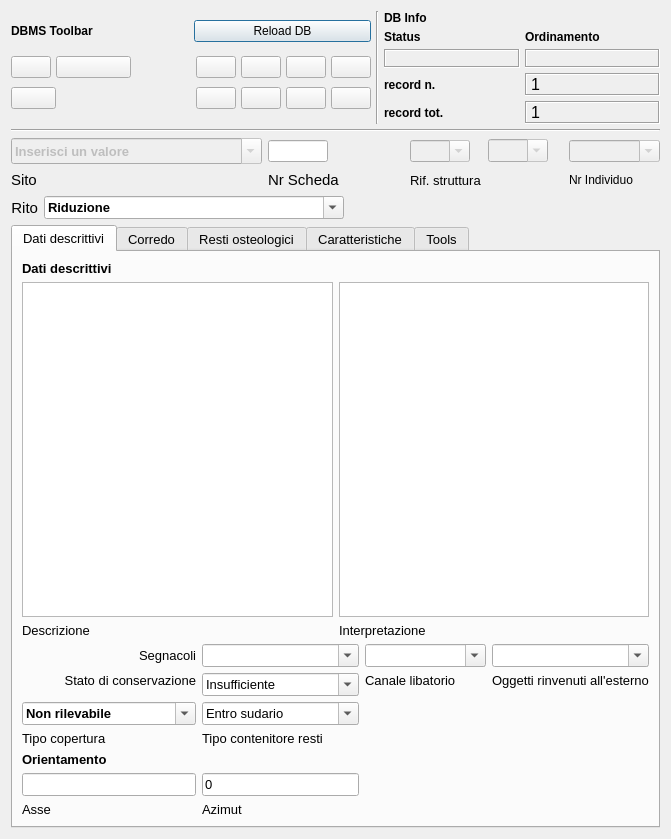
Qt form pyarchinit/modules/gui/pyarchinit_Tafonomia_ui.ui (mandoluca/pyarchinit_beta_test) before a commit.
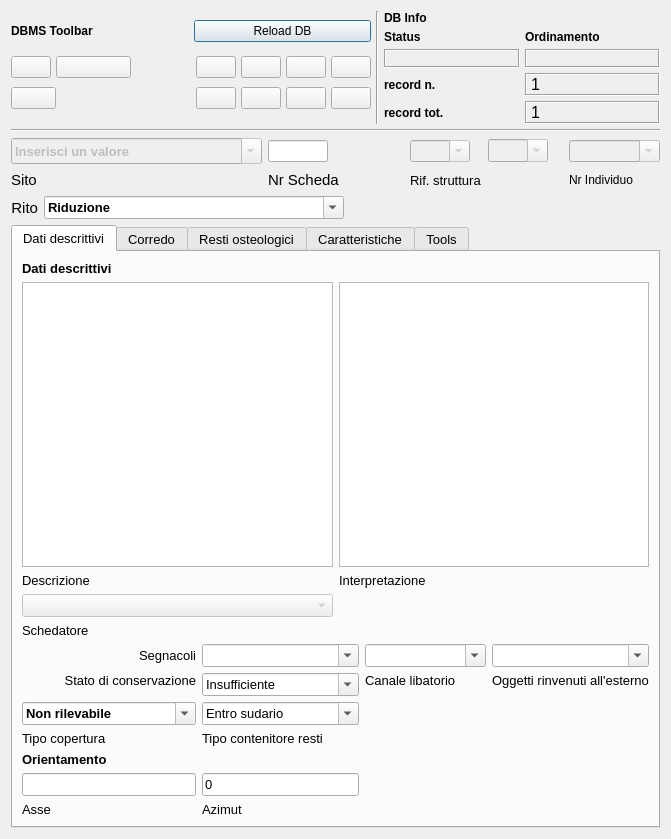
The same form after that commit. The open tabs and pages were chosen to show the change. Icons and pictures are not drawn.

Diff of the .ui file:
```diff
--- a/pyarchinit/modules/gui/pyarchinit_Tafonomia_ui.ui
+++ b/pyarchinit/modules/gui/pyarchinit_Tafonomia_ui.ui
@@ -860,8 +860,8 @@
               <string>&lt;!DOCTYPE HTML PUBLIC &quot;-//W3C//DTD HTML 4.0//EN&quot; &quot;http://www.w3.org/TR/REC-html40/strict.dtd&quot;&gt;
 &lt;html&gt;&lt;head&gt;&lt;meta name=&quot;qrichtext&quot; content=&quot;1&quot; /&gt;&lt;style type=&quot;text/css&quot;&gt;
 p, li { white-space: pre-wrap; }
-&lt;/style&gt;&lt;/head&gt;&lt;body style=&quot; font-family:'Lucida Grande'; font-size:10pt; font-weight:400; font-style:normal;&quot;&gt;
-&lt;p style=&quot;-qt-paragraph-type:empty; margin-top:0px; margin-bottom:0px; margin-left:0px; margin-right:0px; -qt-block-indent:0; text-indent:0px; font-size:13pt;&quot;&gt;&lt;/p&gt;&lt;/body&gt;&lt;/html&gt;</string>
+&lt;/style&gt;&lt;/head&gt;&lt;body style=&quot; font-family:'MS Shell Dlg 2'; font-size:10pt; font-weight:400; font-style:normal;&quot;&gt;
+&lt;p style=&quot;-qt-paragraph-type:empty; margin-top:0px; margin-bottom:0px; margin-left:0px; margin-right:0px; -qt-block-indent:0; text-indent:0px; font-family:'Lucida Grande'; font-size:13pt;&quot;&gt;&lt;br /&gt;&lt;/p&gt;&lt;/body&gt;&lt;/html&gt;</string>
              </property>
             </widget>
            </item>
@@ -894,6 +894,20 @@
              </property>
             </widget>
            </item>
+           <item row="3" column="0">
+            <widget class="QLabel" name="label_16">
+             <property name="text">
+              <string>Schedatore</string>
+             </property>
+            </widget>
+           </item>
+           <item row="2" column="0">
+            <widget class="QComboBox" name="comboBox_schedatore">
+             <property name="enabled">
+              <bool>false</bool>
+             </property>
+            </widget>
+           </item>
           </layout>
          </item>
          <item row="2" column="0">
```
Left out of the diff: 6 changed lines with no effect on the pictures.
